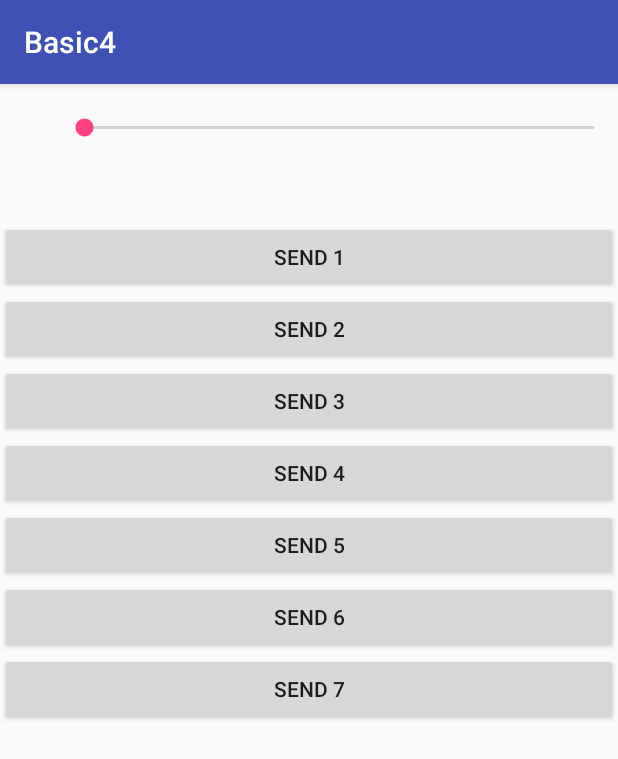
After one commit to AnRFDev/android-Basic4, an Android app: the IntentTestAct screen opened directly, with no data from a screen before it, on a phone screen of 412 x 824 dp. The commit adds this screen. Shown: the top 759 px of the screen. Run offline under Robolectric (Android 15) with nearby library versions, the phone set to English and light mode, and no system bars; 1 statement that could not run was skipped.

Commit message:
add IntentTestAct

```diff
--- a/app/src/main/AndroidManifest.xml
+++ b/app/src/main/AndroidManifest.xml
@@ -21,6 +21,7 @@
         <activity android:name=".activity.Hts.SAct2" />
         <activity android:name=".activity.Hts.SAct3" />
         <activity android:name=".activity.ViewLifecycleAct" />
+        <activity android:name=".activity.IntentTestAct" />
 
         <service android:name=".service.HowToStopService" />
     </application>
--- a/app/src/main/java/com/rustfisher/basic4/MainActivity.java
+++ b/app/src/main/java/com/rustfisher/basic4/MainActivity.java
@@ -6,6 +6,7 @@ import android.os.Bundle;
 import android.view.View;
 
 import com.rustfisher.basic4.activity.Hts.SAct1;
+import com.rustfisher.basic4.activity.IntentTestAct;
 import com.rustfisher.basic4.activity.ViewLifecycleAct;
 
 public class MainActivity extends AppCompatActivity implements View.OnClickListener {
@@ -20,6 +21,7 @@ public class MainActivity extends AppCompatActivity implements View.OnClickListe
     private void initUI() {
         findViewById(R.id.how_to_stop_service_btn).setOnClickListener(this);
         findViewById(R.id.view_lifecycle_btn).setOnClickListener(this);
+        findViewById(R.id.intent_size_test_btn).setOnClickListener(this);
     }
 
     @Override
@@ -31,6 +33,9 @@ public class MainActivity extends AppCompatActivity implements View.OnClickListe
             case R.id.view_lifecycle_btn:
                 startActivity(new Intent(this, ViewLifecycleAct.class));
                 break;
+            case R.id.intent_size_test_btn:
+                startActivity(new Intent(this, IntentTestAct.class));
+                break;
         }
     }
 }
--- /dev/null
+++ b/app/src/main/java/com/rustfisher/basic4/activity/IntentTestAct.java
@@ -0,0 +1,135 @@
+package com.rustfisher.basic4.activity;
+
+import android.content.BroadcastReceiver;
+import android.content.Context;
+import android.content.Intent;
+import android.content.IntentFilter;
+import android.graphics.Bitmap;
+import android.graphics.BitmapFactory;
+import android.os.Bundle;
+import android.support.annotation.NonNull;
+import android.support.annotation.Nullable;
+import android.support.v7.app.AppCompatActivity;
+import android.util.Log;
+import android.view.View;
+import android.widget.SeekBar;
+import android.widget.TextView;
+
+import com.rustfisher.basic4.R;
+
+/**
+ * Test intent
+ * Log JavaBinder: !!! FAILED BINDER TRANSACTION !!!
+ * Created by Rust on 2018/6/1.
+ */
+public class IntentTestAct extends AppCompatActivity implements View.OnClickListener {
+    private static final String TAG = "rustApp";
+    private static final String MSG_INTENT = "intent_bi";
+    private static final String K_PIC = "key_pic";
+
+    private TextView mSizeTv;
+    private TextView mResTv;
+    private int mBmpHeight = 1;
+    private Bitmap mBmp;
+
+    @Override
+    protected void onCreate(@Nullable Bundle savedInstanceState) {
+        super.onCreate(savedInstanceState);
+        setContentView(R.layout.act_intent_test);
+        initView();
+    }
+
+    @Override
+    protected void onDestroy() {
+        super.onDestroy();
+        unregisterReceiver(mReceiver);
+    }
+
+    private void initView() {
+        mSizeTv = findViewById(R.id.size_tv);
+        mResTv = findViewById(R.id.res_tv);
+        findViewById(R.id.s1_btn).setOnClickListener(this);
+        findViewById(R.id.s2_btn).setOnClickListener(this);
+        findViewById(R.id.s3_btn).setOnClickListener(this);
+        findViewById(R.id.s4_btn).setOnClickListener(this);
+        findViewById(R.id.s5_btn).setOnClickListener(this);
+        findViewById(R.id.s6_btn).setOnClickListener(this);
+        findViewById(R.id.s7_btn).setOnClickListener(this);
+        SeekBar seekBar = findViewById(R.id.value_sb);
+        final TextView valueTv = findViewById(R.id.value_tv);
+        seekBar.setOnSeekBarChangeListener(new SeekBar.OnSeekBarChangeListener() {
+            @Override
+            public void onProgressChanged(SeekBar seekBar, int progress, boolean fromUser) {
+
+            }
+
+            @Override
+            public void onStartTrackingTouch(SeekBar seekBar) {
+
+            }
+
+            @Override
+            public void onStopTrackingTouch(SeekBar seekBar) {
+                mBmpHeight = seekBar.getProgress();
+                valueTv.setText(String.valueOf(mBmpHeight));
+            }
+        });
+        mBmp = BitmapFactory.decodeResource(getResources(), R.mipmap.ic_launcher);
+        Log.d(TAG, "initView: mBmp.getByteCount==" + mBmp.getByteCount());
+        registerReceiver(mReceiver, new IntentFilter(MSG_INTENT));
+    }
+
+    @Override
+    public void onClick(View v) {
+        switch (v.getId()) {
+            case R.id.s1_btn:
+                sendBroadcast(createIntent(mBmp, 1024, mBmpHeight));
+                break;
+            case R.id.s2_btn:
+                sendBroadcast(createIntent(mBmp, 1024, 20)); // 80kb
+                break;
+            case R.id.s3_btn:
+                sendBroadcast(createIntent(mBmp, 1024, 100)); // 400 kb
+                break;
+            case R.id.s4_btn:
+                sendBroadcast(createIntent(mBmp, 1024, 200)); // 800kb
+                break;
+            case R.id.s5_btn:
+                sendBroadcast(createIntent(mBmp, 1024, 256)); // 1Mb
+                break;
+            case R.id.s6_btn:
+                sendBroadcast(createIntent(mBmp, 1024, 512)); // 2Mb
+                break;
+            case R.id.s7_btn:
+                sendBroadcast(createIntent(mBmp, 1024, 1024));
+                break;
+        }
+    }
+
+    @NonNull
+    private Intent createIntent(Bitmap srcBmp, int dstWid, int dstHeight) {
+        Bitmap b1 = Bitmap.createScaledBitmap(srcBmp, dstWid, dstHeight, false);
+        int bCount = b1.getByteCount();
+        String info = "新建bitmap字节数: " + bCount + ", " + bCount / 1024 + " kb";
+        mSizeTv.setText(info);
+        Log.d(TAG, info);
+        Intent intent = new Intent(MSG_INTENT);
+        intent.putExtra(K_PIC, b1);
+        return intent;
+    }
+
+    private BroadcastReceiver mReceiver = new BroadcastReceiver() {
+        @Override
+        public void onReceive(Context context, Intent intent) {
+            String action = intent.getAction();
+            if (MSG_INTENT.equals(action)) {
+                Bitmap bitmap = intent.getParcelableExtra(K_PIC);
+                if (null != bitmap) {
+                    String resInfo = "收到Bitmap: bitmap.getByteCount==" + bitmap.getByteCount();
+                    mResTv.setText(resInfo);
+                    Log.d(TAG, resInfo);
+                }
+            }
+        }
+    };
+}
--- /dev/null
+++ b/app/src/main/res/layout/act_intent_test.xml
@@ -0,0 +1,86 @@
+<?xml version="1.0" encoding="utf-8"?>
+<LinearLayout xmlns:android="http://schemas.android.com/apk/res/android"
+    android:layout_width="match_parent"
+    android:layout_height="match_parent"
+    android:orientation="vertical">
+
+    <LinearLayout
+        android:layout_width="match_parent"
+        android:layout_height="wrap_content"
+        android:orientation="horizontal">
+
+        <TextView
+            android:id="@+id/value_tv"
+            android:layout_width="40dp"
+            android:layout_height="wrap_content"
+            android:layout_gravity="center_vertical"
+            android:textColor="#000"
+            android:textSize="12sp" />
+
+        <SeekBar
+            android:id="@+id/value_sb"
+            android:layout_width="match_parent"
+            android:layout_height="wrap_content"
+            android:layout_marginBottom="20dp"
+            android:layout_marginTop="20dp"
+            android:max="1000" />
+
+    </LinearLayout>
+
+    <TextView
+        android:id="@+id/size_tv"
+        android:layout_width="wrap_content"
+        android:layout_height="wrap_content"
+        android:textColor="#000"
+        android:textSize="12sp" />
+
+    <TextView
+        android:id="@+id/res_tv"
+        android:layout_width="wrap_content"
+        android:layout_height="wrap_content"
+        android:textColor="#000"
+        android:textSize="12sp" />
+
+    <Button
+        android:id="@+id/s1_btn"
+        android:layout_width="match_parent"
+        android:layout_height="wrap_content"
+        android:text="send 1" />
+
+    <Button
+        android:id="@+id/s2_btn"
+        android:layout_width="match_parent"
+        android:layout_height="wrap_content"
+        android:text="send 2" />
+
+    <Button
+        android:id="@+id/s3_btn"
+        android:layout_width="match_parent"
+        android:layout_height="wrap_content"
+        android:text="send 3" />
+
+    <Button
+        android:id="@+id/s4_btn"
+        android:layout_width="match_parent"
+        android:layout_height="wrap_content"
+        android:text="send 4" />
+
+    <Button
+        android:id="@+id/s5_btn"
+        android:layout_width="match_parent"
+        android:layout_height="wrap_content"
+        android:text="send 5" />
+
+    <Button
+        android:id="@+id/s6_btn"
+        android:layout_width="match_parent"
+        android:layout_height="wrap_content"
+        android:text="send 6" />
+
+    <Button
+        android:id="@+id/s7_btn"
+        android:layout_width="match_parent"
+        android:layout_height="wrap_content"
+        android:text="send 7" />
+
+</LinearLayout>
--- a/app/src/main/res/layout/act_main.xml
+++ b/app/src/main/res/layout/act_main.xml
@@ -18,4 +18,10 @@
         android:layout_height="wrap_content"
         android:text="View生命周期" />
 
+    <Button
+        android:id="@+id/intent_size_test_btn"
+        android:layout_width="wrap_content"
+        android:layout_height="wrap_content"
+        android:text="Intent size test" />
+
 </LinearLayout>
```
